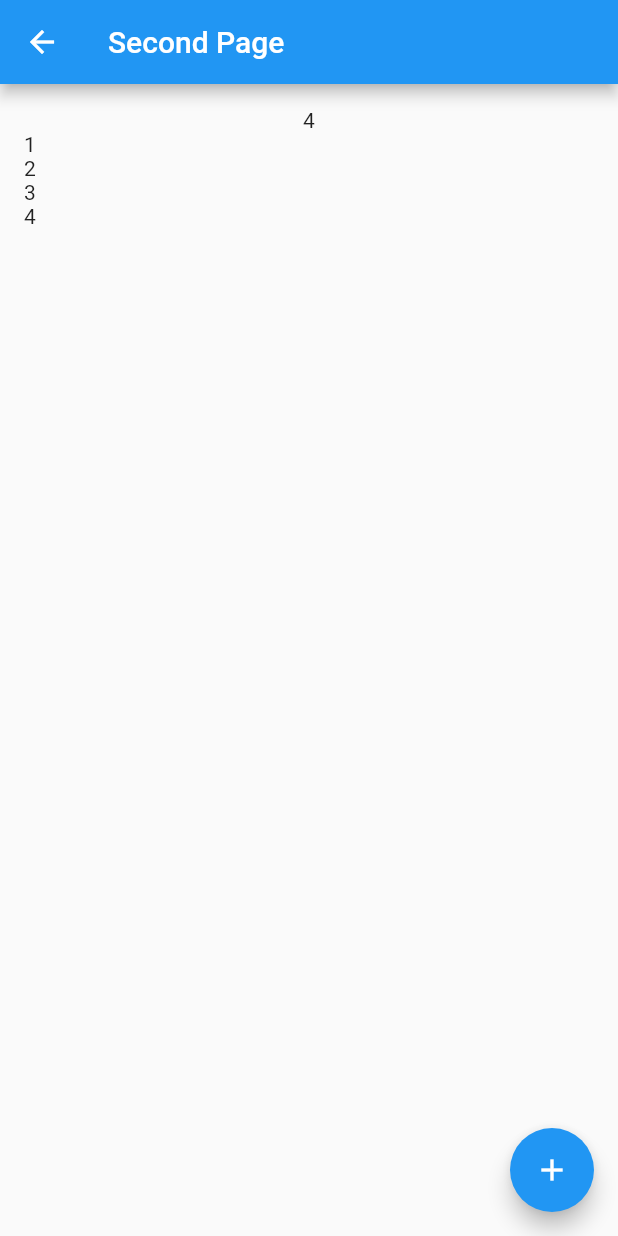
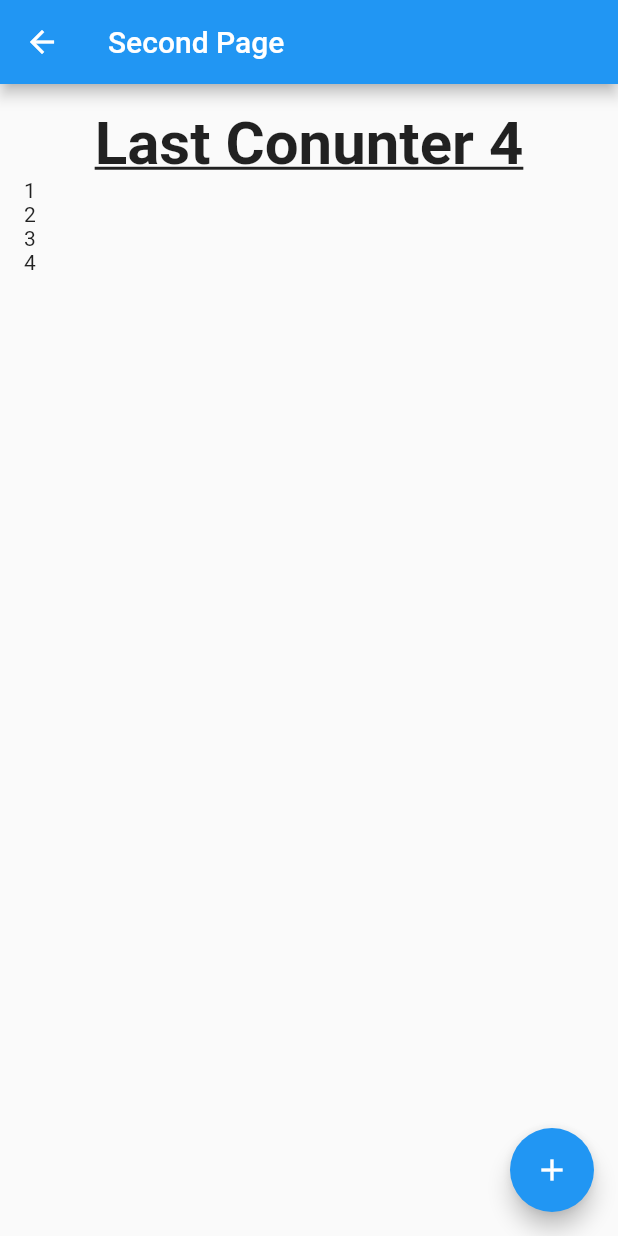
Before and after one commit to SaritaY41195/provide_app1, a Flutter app: the screen it shows after launch, after a tap on "Click", on a phone screen of 412 x 824 dp. Run offline on Flutter 3.47's test engine with Material 2 defaults, Android fonts, the light colour scheme and no system bars.

Commit message:
changes1

```diff
--- a/lib/home.dart
+++ b/lib/home.dart
@@ -29,9 +29,11 @@ class _HomeState extends State<Home> {
           child: Column(
             children: [
               Text(
-                numbersProviderModel.numbers.last.toString(),
+                "Last Counter  ${numbersProviderModel.numbers.last}",
                 style: const TextStyle(
-                  fontSize: 20,
+                  fontSize: 40,
+                  fontWeight: FontWeight.bold,
+                  decoration: TextDecoration.underline,
                 ),
               ),
               Expanded(
--- a/lib/second.dart
+++ b/lib/second.dart
@@ -27,7 +27,14 @@ class _SecondState extends State<Second> {
           padding: const EdgeInsets.all(16.0),
           child: Column(
             children: [
-              Text(numberProviderModel.numbers.last.toString()),
+              Text(
+                "Last Conunter ${numberProviderModel.numbers.last.toString()}",
+                style: const TextStyle(
+                  fontSize: 40,
+                  fontWeight: FontWeight.bold,
+                  decoration: TextDecoration.underline,
+                ),
+              ),
               Expanded(
                 child: ListView.builder(
                     itemCount: numberProviderModel.numbers.length,
```
